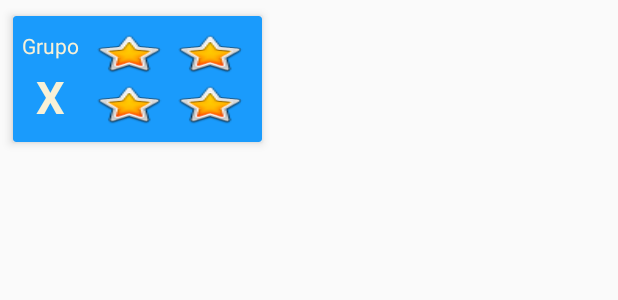
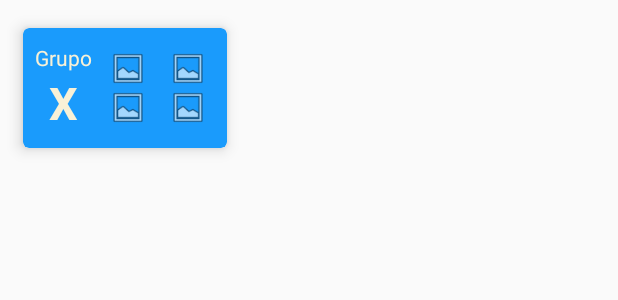
Before and after one commit to baioc/bridge_cup, an Android app: the layout item_grupo.xml on its own in the app's theme, with its tools: preview values and no code run, on a phone screen of 412 x 824 dp. Shown: the top 300 px of the screen. Run offline under Robolectric (Android 15) with nearby library versions, the phone set to English and light mode, and no system bars.

Commit message:
Tarefa 2.1
Exibindo a lista das selecoes no card apropriado

A lista eh obtida atraves do grupo extraido da intent que abriu a activity vinda da tela anterior

```diff
--- a/Android/app/src/main/java/br/ufsc/bridge/android/bridgecup/model/entity/Edicao.java
+++ b/Android/app/src/main/java/br/ufsc/bridge/android/bridgecup/model/entity/Edicao.java
@@ -2,7 +2,9 @@ package br.ufsc.bridge.android.bridgecup.model.entity;
 
 import com.google.gson.annotations.SerializedName;
 
-public class Edicao {
+import java.io.Serializable;
+
+public class Edicao implements Serializable {
 
     // PRIVATE VARIABLES
 
--- a/Android/app/src/main/java/br/ufsc/bridge/android/bridgecup/model/entity/Estadio.java
+++ b/Android/app/src/main/java/br/ufsc/bridge/android/bridgecup/model/entity/Estadio.java
@@ -2,7 +2,9 @@ package br.ufsc.bridge.android.bridgecup.model.entity;
 
 import com.google.gson.annotations.SerializedName;
 
-public class Estadio {
+import java.io.Serializable;
+
+public class Estadio implements Serializable {
 
     // PRIVATE VARIABLES
 
--- a/Android/app/src/main/java/br/ufsc/bridge/android/bridgecup/model/entity/Grupo.java
+++ b/Android/app/src/main/java/br/ufsc/bridge/android/bridgecup/model/entity/Grupo.java
@@ -2,9 +2,10 @@ package br.ufsc.bridge.android.bridgecup.model.entity;
 
 import com.google.gson.annotations.SerializedName;
 
+import java.io.Serializable;
 import java.util.List;
 
-public class Grupo {
+public class Grupo implements Serializable {
 
     // PRIVATE VARIABLES
 
--- a/Android/app/src/main/java/br/ufsc/bridge/android/bridgecup/model/entity/Partida.java
+++ b/Android/app/src/main/java/br/ufsc/bridge/android/bridgecup/model/entity/Partida.java
@@ -2,8 +2,10 @@ package br.ufsc.bridge.android.bridgecup.model.entity;
 
 import com.google.gson.annotations.SerializedName;
 
+import java.io.Serializable;
 
-public class Partida {
+
+public class Partida implements Serializable {
 
     // PRIVATE VARIABLES
 
--- a/Android/app/src/main/java/br/ufsc/bridge/android/bridgecup/model/entity/Selecao.java
+++ b/Android/app/src/main/java/br/ufsc/bridge/android/bridgecup/model/entity/Selecao.java
@@ -2,7 +2,9 @@ package br.ufsc.bridge.android.bridgecup.model.entity;
 
 import com.google.gson.annotations.SerializedName;
 
-public class Selecao {
+import java.io.Serializable;
+
+public class Selecao implements Serializable {
 
     // PRIVATE VARIABLES
 
--- a/Android/app/src/main/java/br/ufsc/bridge/android/bridgecup/view/activity/CopaActivity.java
+++ b/Android/app/src/main/java/br/ufsc/bridge/android/bridgecup/view/activity/CopaActivity.java
@@ -33,12 +33,11 @@ public class CopaActivity extends AppCompatActivity {
         gruposRecyclerView = (RecyclerView) findViewById(R.id.rv_grupos);
         gruposRecyclerView.setHasFixedSize(true);
         gruposRecyclerView.setLayoutManager(new GridLayoutManager(this, 2));
-        connectAndGetGrupos(ANO);
+        connectAndFillGrupos(ANO);
     }
 
 
-    //@fixme alguns icones nao carregam
-    private void connectAndGetGrupos(final int ano){
+    private void connectAndFillGrupos(final int ano){
         WorldCupApi api = WorldCupApiUtil.getClient();//conecta a api
 
         Call<List<Grupo>> grupos = api.getGrupos(ano);//GET grupos
--- a/Android/app/src/main/res/layout/activity_copa.xml
+++ b/Android/app/src/main/res/layout/activity_copa.xml
@@ -12,6 +12,7 @@
         android:layout_width="wrap_content"
         android:layout_height="wrap_content"
         android:layout_alignParentTop="true"
-        android:layout_centerHorizontal="true" />
+        android:layout_centerHorizontal="true"
+        android:clipToPadding="false" />
 
 </RelativeLayout>
--- a/Android/app/src/main/res/layout/item_grupo.xml
+++ b/Android/app/src/main/res/layout/item_grupo.xml
@@ -5,9 +5,10 @@
     android:id="@+id/cv_grupo"
     android:layout_width="wrap_content"
     android:layout_height="wrap_content"
-    android:layout_margin="4dp"
+    android:layout_margin="8dp"
     app:cardBackgroundColor="@color/blue"
-    app:cardElevation="4dp"
+    app:cardCornerRadius="4dp"
+    app:cardElevation="6dp"
     app:cardUseCompatPadding="true"
     app:contentPadding="4dp">
 
@@ -21,6 +22,7 @@
             android:id="@+id/tv_grupo"
             android:layout_width="wrap_content"
             android:layout_height="wrap_content"
+            android:layout_marginStart="2dp"
             android:layout_marginTop="4dp"
             android:text="@string/label_grupo"
             android:textAlignment="center"
@@ -33,7 +35,6 @@
             android:layout_width="wrap_content"
             android:layout_height="wrap_content"
             android:layout_marginBottom="4dp"
-            android:layout_marginTop="4dp"
             android:textAlignment="center"
             android:textAppearance="@style/Regular_30"
             android:textStyle="bold"
@@ -47,10 +48,10 @@
             android:id="@+id/tableLayout"
             android:layout_width="wrap_content"
             android:layout_height="0dp"
-            android:layout_marginBottom="4dp"
+            android:layout_marginBottom="8dp"
             android:layout_marginEnd="4dp"
             android:layout_marginStart="8dp"
-            android:layout_marginTop="4dp"
+            android:layout_marginTop="8dp"
             android:gravity="center"
             app:layout_constraintBottom_toBottomOf="parent"
             app:layout_constraintEnd_toEndOf="parent"
@@ -60,61 +61,49 @@
             <TableRow
                 android:layout_width="match_parent"
                 android:layout_height="wrap_content"
-                android:layout_marginBottom="2dp"
                 android:layout_weight="2"
                 android:gravity="center"
-                android:orientation="horizontal"
-                android:weightSum="2">
+                android:orientation="horizontal">
 
                 <ImageView
-                    android:id="@+id/imageView0"
-                    android:layout_width="50dp"
-                    android:layout_height="30dp"
-                    android:layout_marginEnd="2dp"
+                    android:id="@+id/iv_bandeira_0"
+                    android:layout_width="wrap_content"
+                    android:layout_height="wrap_content"
+                    android:layout_marginEnd="4dp"
                     android:layout_weight="1"
-                    android:adjustViewBounds="true"
-                    android:scaleType="fitXY"
-                    app:srcCompat="@android:drawable/btn_star_big_on" />
+                    app:srcCompat="@android:drawable/ic_menu_gallery" />
 
                 <ImageView
-                    android:id="@+id/imageView1"
-                    android:layout_width="50dp"
-                    android:layout_height="30dp"
-                    android:layout_marginStart="2dp"
+                    android:id="@+id/iv_bandeira_1"
+                    android:layout_width="wrap_content"
+                    android:layout_height="wrap_content"
+                    android:layout_marginStart="4dp"
                     android:layout_weight="1"
-                    android:adjustViewBounds="true"
-                    android:scaleType="fitXY"
-                    app:srcCompat="@android:drawable/btn_star_big_on" />
+                    app:srcCompat="@android:drawable/ic_menu_gallery" />
             </TableRow>
 
             <TableRow
                 android:layout_width="match_parent"
                 android:layout_height="wrap_content"
-                android:layout_marginTop="2dp"
                 android:layout_weight="2"
                 android:gravity="center"
-                android:orientation="horizontal"
-                android:weightSum="2">
+                android:orientation="horizontal">
 
                 <ImageView
-                    android:id="@+id/imageView2"
-                    android:layout_width="50dp"
-                    android:layout_height="30dp"
-                    android:layout_marginEnd="2dp"
+                    android:id="@+id/iv_bandeira_2"
+                    android:layout_width="wrap_content"
+                    android:layout_height="wrap_content"
+                    android:layout_marginEnd="4dp"
                     android:layout_weight="1"
-                    android:adjustViewBounds="true"
-                    android:scaleType="fitXY"
-                    app:srcCompat="@android:drawable/btn_star_big_on" />
+                    app:srcCompat="@android:drawable/ic_menu_gallery" />
 
                 <ImageView
-                    android:id="@+id/imageView3"
-                    android:layout_width="50dp"
-                    android:layout_height="30dp"
-                    android:layout_marginStart="2dp"
+                    android:id="@+id/iv_bandeira_3"
+                    android:layout_width="wrap_content"
+                    android:layout_height="wrap_content"
+                    android:layout_marginStart="4dp"
                     android:layout_weight="1"
-                    android:adjustViewBounds="true"
-                    android:scaleType="fitXY"
-                    app:srcCompat="@android:drawable/btn_star_big_on" />
+                    app:srcCompat="@android:drawable/ic_menu_gallery" />
             </TableRow>
 
         </TableLayout>
```
Also changed, not shown: Android/app/src/main/java/br/ufsc/bridge/android/bridgecup/view/activity/GrupoActivity.java (+18 -4 lines), Android/app/src/main/java/br/ufsc/bridge/android/bridgecup/view/adapter/GruposAdapter.java (+9 -12 lines), Android/app/src/main/java/br/ufsc/bridge/android/bridgecup/view/adapter/SelecoesAdapter.java (added, +79 -0 lines), Android/app/src/main/res/layout/activity_grupo.xml (+24 -16 lines), Android/app/src/main/res/layout/item_selecao.xml (added, +49 -0 lines), Android/app/src/main/res/values/styles.xml (+7 -0 lines).
